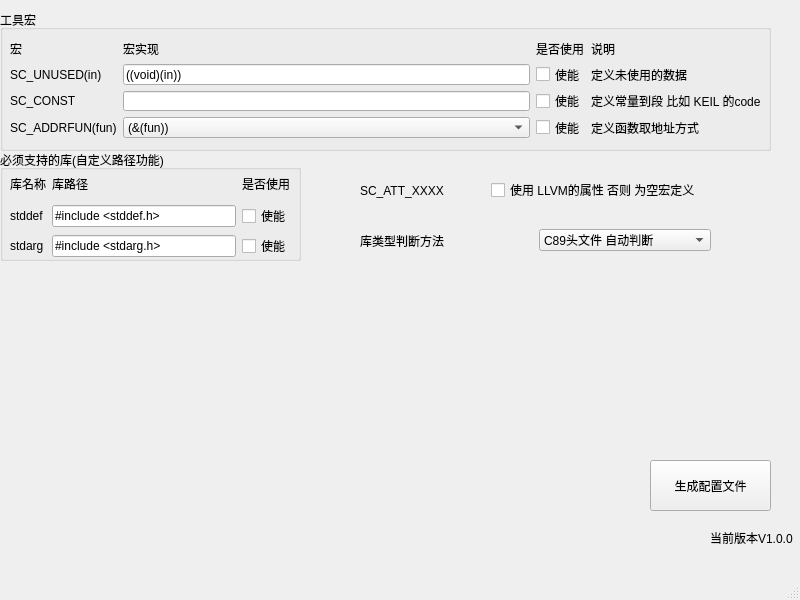
Old version of the form GUI/Typedef/maintypedef.ui in the repository FreeLin2024/Typedef.
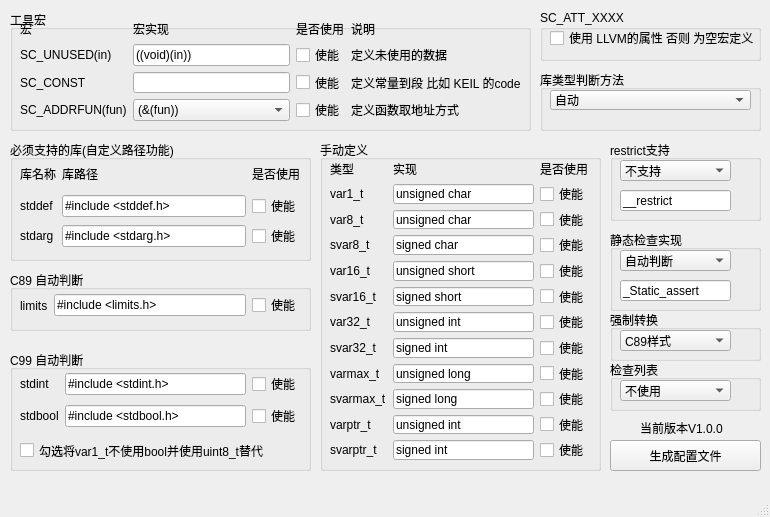
New version of the form.

```diff
--- a/GUI/Typedef/maintypedef.ui
+++ b/GUI/Typedef/maintypedef.ui
@@ -6,8 +6,8 @@
    <rect>
     <x>0</x>
     <y>0</y>
-    <width>800</width>
-    <height>600</height>
+    <width>770</width>
+    <height>517</height>
    </rect>
   </property>
   <property name="windowTitle">
@@ -17,8 +17,8 @@
    <widget class="QLabel" name="label">
     <property name="geometry">
      <rect>
-      <x>710</x>
-      <y>530</y>
+      <x>640</x>
+      <y>420</y>
       <width>91</width>
       <height>16</height>
      </rect>
@@ -30,10 +30,10 @@
    <widget class="QPushButton" name="pushButton">
     <property name="geometry">
      <rect>
-      <x>650</x>
-      <y>460</y>
-      <width>121</width>
-      <height>51</height>
+      <x>610</x>
+      <y>440</y>
+      <width>151</width>
+      <height>31</height>
      </rect>
     </property>
     <property name="text">
@@ -43,10 +43,10 @@
    <widget class="QGroupBox" name="groupBox_2">
     <property name="geometry">
      <rect>
-      <x>0</x>
-      <y>150</y>
+      <x>10</x>
+      <y>140</y>
       <width>301</width>
-      <height>111</height>
+      <height>121</height>
      </rect>
     </property>
     <property name="title">
@@ -131,10 +131,10 @@
    <widget class="QGroupBox" name="groupBox_3">
     <property name="geometry">
      <rect>
-      <x>0</x>
+      <x>10</x>
       <y>10</y>
-      <width>771</width>
-      <height>141</height>
+      <width>521</width>
+      <height>121</height>
      </rect>
     </property>
     <property name="title">
@@ -144,33 +144,12 @@
      <property name="geometry">
       <rect>
        <x>10</x>
-       <y>30</y>
-       <width>751</width>
-       <height>98</height>
+       <y>10</y>
+       <width>501</width>
+       <height>101</height>
       </rect>
      </property>
      <layout class="QGridLayout" name="gridLayout">
-      <item row="3" column="0">
-       <widget class="QLabel" name="label_5">
-        <property name="text">
-         <string>SC_ADDRFUN(fun)</string>
-        </property>
-       </widget>
-      </item>
-      <item row="3" column="1">
-       <widget class="QComboBox" name="comboBox">
-        <item>
-         <property name="text">
-          <string>(&amp;(fun))</string>
-         </property>
-        </item>
-        <item>
-         <property name="text">
-          <string>(fun)</string>
-         </property>
-        </item>
-       </widget>
-      </item>
       <item row="0" column="0">
        <widget class="QLabel" name="label_13">
         <property name="text">
@@ -178,10 +157,31 @@
         </property>
        </widget>
       </item>
-      <item row="2" column="1">
-       <widget class="QLineEdit" name="lineEdit_2">
+      <item row="3" column="3">
+       <widget class="QLabel" name="label_6">
         <property name="text">
-         <string/>
+         <string>定义函数取地址方式</string>
+        </property>
+       </widget>
+      </item>
+      <item row="3" column="2">
+       <widget class="QCheckBox" name="checkBox_7">
+        <property name="text">
+         <string>使能</string>
+        </property>
+       </widget>
+      </item>
+      <item row="2" column="0">
+       <widget class="QLabel" name="label_4">
+        <property name="text">
+         <string>SC_CONST</string>
+        </property>
+       </widget>
+      </item>
+      <item row="0" column="1">
+       <widget class="QLabel" name="label_14">
+        <property name="text">
+         <string>宏实现</string>
         </property>
        </widget>
       </item>
@@ -192,13 +192,6 @@
         </property>
        </widget>
       </item>
-      <item row="1" column="3">
-       <widget class="QLabel" name="label_3">
-        <property name="text">
-         <string>定义未使用的数据</string>
-        </property>
-       </widget>
-      </item>
       <item row="2" column="3">
        <widget class="QLabel" name="label_7">
         <property name="text">
@@ -206,32 +199,25 @@
         </property>
        </widget>
       </item>
-      <item row="1" column="0">
-       <widget class="QLabel" name="label_2">
+      <item row="3" column="0">
+       <widget class="QLabel" name="label_5">
         <property name="text">
-         <string>SC_UNUSED(in)</string>
+         <string>SC_ADDRFUN(fun)</string>
         </property>
        </widget>
       </item>
-      <item row="2" column="0">
-       <widget class="QLabel" name="label_4">
-        <property name="text">
-         <string>SC_CONST</string>
-        </property>
-       </widget>
-      </item>
-      <item row="3" column="2">
-       <widget class="QCheckBox" name="checkBox_7">
-        <property name="text">
-         <string>使能</string>
-        </property>
-       </widget>
-      </item>
-      <item row="3" column="3">
-       <widget class="QLabel" name="label_6">
-        <property name="text">
-         <string>定义函数取地址方式</string>
-        </property>
+      <item row="3" column="1">
+       <widget class="QComboBox" name="comboBox">
+        <item>
+         <property name="text">
+          <string>(&amp;(fun))</string>
+         </property>
+        </item>
+        <item>
+         <property name="text">
+          <string>(fun)</string>
+         </property>
+        </item>
        </widget>
       </item>
       <item row="1" column="1">
@@ -241,6 +227,13 @@
         </property>
        </widget>
       </item>
+      <item row="1" column="3">
+       <widget class="QLabel" name="label_3">
+        <property name="text">
+         <string>定义未使用的数据</string>
+        </property>
+       </widget>
+      </item>
       <item row="1" column="2">
        <widget class="QCheckBox" name="checkBox_2">
         <property name="text">
@@ -248,20 +241,6 @@
         </property>
        </widget>
       </item>
-      <item row="0" column="1">
-       <widget class="QLabel" name="label_14">
-        <property name="text">
-         <string>宏实现</string>
-        </property>
-       </widget>
-      </item>
-      <item row="0" column="2">
-       <widget class="QLabel" name="label_15">
-        <property name="text">
-         <string>是否使用</string>
-        </property>
-       </widget>
-      </item>
       <item row="0" column="3">
        <widget class="QLabel" name="label_16">
         <property name="text">
@@ -269,72 +248,679 @@
         </property>
        </widget>
       </item>
+      <item row="2" column="1">
+       <widget class="QLineEdit" name="lineEdit_2">
+        <property name="text">
+         <string/>
+        </property>
+       </widget>
+      </item>
+      <item row="0" column="2">
+       <widget class="QLabel" name="label_15">
+        <property name="text">
+         <string>是否使用</string>
+        </property>
+       </widget>
+      </item>
+      <item row="1" column="0">
+       <widget class="QLabel" name="label_2">
+        <property name="text">
+         <string>SC_UNUSED(in)</string>
+        </property>
+       </widget>
+      </item>
      </layout>
     </widget>
    </widget>
-   <widget class="QWidget" name="horizontalLayoutWidget">
+   <widget class="QGroupBox" name="groupBox">
     <property name="geometry">
      <rect>
-      <x>360</x>
-      <y>170</y>
-      <width>341</width>
-      <height>41</height>
+      <x>540</x>
+      <y>70</y>
+      <width>221</width>
+      <height>61</height>
      </rect>
     </property>
-    <layout class="QHBoxLayout" name="horizontalLayout">
+    <property name="title">
+     <string>库类型判断方法</string>
+    </property>
+    <widget class="QComboBox" name="comboBox_2">
+     <property name="geometry">
+      <rect>
+       <x>10</x>
+       <y>20</y>
+       <width>201</width>
+       <height>20</height>
+      </rect>
+     </property>
      <item>
-      <widget class="QLabel" name="label_8">
-       <property name="text">
-        <string>SC_ATT_XXXX</string>
-       </property>
-      </widget>
+      <property name="text">
+       <string>自动</string>
+      </property>
      </item>
      <item>
-      <widget class="QCheckBox" name="checkBox_5">
-       <property name="text">
-        <string>使用 LLVM的属性 否则 为空宏定义</string>
-       </property>
-      </widget>
+      <property name="text">
+       <string>C89头文件 手动定义 + 自动判断 </string>
+      </property>
      </item>
-    </layout>
+     <item>
+      <property name="text">
+       <string>C99头文件 自动判断</string>
+      </property>
+     </item>
+     <item>
+      <property name="text">
+       <string>数据类型    手动定义</string>
+      </property>
+     </item>
+    </widget>
    </widget>
-   <widget class="QWidget" name="horizontalLayoutWidget_2">
+   <widget class="QGroupBox" name="groupBox_4">
     <property name="geometry">
      <rect>
-      <x>360</x>
-      <y>220</y>
-      <width>351</width>
-      <height>41</height>
+      <x>540</x>
+      <y>10</y>
+      <width>221</width>
+      <height>51</height>
      </rect>
     </property>
-    <layout class="QHBoxLayout" name="horizontalLayout_2">
-     <item>
-      <widget class="QLabel" name="label_9">
-       <property name="text">
-        <string>库类型判断方法</string>
-       </property>
-      </widget>
-     </item>
-     <item>
-      <widget class="QComboBox" name="comboBox_2">
-       <item>
+    <property name="title">
+     <string>SC_ATT_XXXX</string>
+    </property>
+    <widget class="QCheckBox" name="checkBox_8">
+     <property name="geometry">
+      <rect>
+       <x>10</x>
+       <y>20</y>
+       <width>209</width>
+       <height>16</height>
+      </rect>
+     </property>
+     <property name="text">
+      <string>使用 LLVM的属性 否则 为空宏定义</string>
+     </property>
+    </widget>
+   </widget>
+   <widget class="QGroupBox" name="groupBox_5">
+    <property name="geometry">
+     <rect>
+      <x>10</x>
+      <y>270</y>
+      <width>301</width>
+      <height>61</height>
+     </rect>
+    </property>
+    <property name="title">
+     <string>C89 自动判断</string>
+    </property>
+    <widget class="QWidget" name="horizontalLayoutWidget">
+     <property name="geometry">
+      <rect>
+       <x>10</x>
+       <y>20</y>
+       <width>281</width>
+       <height>31</height>
+      </rect>
+     </property>
+     <layout class="QHBoxLayout" name="horizontalLayout">
+      <item>
+       <widget class="QLabel" name="label_11">
         <property name="text">
-         <string>C89头文件 自动判断 </string>
+         <string>limits</string>
         </property>
-       </item>
-       <item>
+       </widget>
+      </item>
+      <item>
+       <widget class="QLineEdit" name="lineEdit_5">
         <property name="text">
-         <string>C99头文件 自动判断</string>
+         <string>#include &lt;limits.h&gt;</string>
         </property>
-       </item>
-       <item>
+       </widget>
+      </item>
+      <item>
+       <widget class="QCheckBox" name="checkBox_5">
         <property name="text">
-         <string>数据类型    手动定义</string>
+         <string>使能</string>
         </property>
-       </item>
-      </widget>
+       </widget>
+      </item>
+     </layout>
+    </widget>
+   </widget>
+   <widget class="QGroupBox" name="groupBox_6">
+    <property name="geometry">
+     <rect>
+      <x>10</x>
+      <y>350</y>
+      <width>301</width>
+      <height>121</height>
+     </rect>
+    </property>
+    <property name="title">
+     <string>C99 自动判断</string>
+    </property>
+    <widget class="QWidget" name="gridLayoutWidget_3">
+     <property name="geometry">
+      <rect>
+       <x>10</x>
+       <y>20</y>
+       <width>281</width>
+       <height>61</height>
+      </rect>
+     </property>
+     <layout class="QGridLayout" name="gridLayout_3">
+      <item row="0" column="1">
+       <widget class="QLineEdit" name="lineEdit_6">
+        <property name="text">
+         <string>#include &lt;stdint.h&gt;</string>
+        </property>
+       </widget>
+      </item>
+      <item row="0" column="0">
+       <widget class="QLabel" name="label_20">
+        <property name="text">
+         <string>stdint</string>
+        </property>
+       </widget>
+      </item>
+      <item row="0" column="2">
+       <widget class="QCheckBox" name="checkBox_9">
+        <property name="text">
+         <string>使能</string>
+        </property>
+       </widget>
+      </item>
+      <item row="1" column="0">
+       <widget class="QLabel" name="label_21">
+        <property name="text">
+         <string>stdbool</string>
+        </property>
+       </widget>
+      </item>
+      <item row="1" column="1">
+       <widget class="QLineEdit" name="lineEdit_7">
+        <property name="text">
+         <string>#include &lt;stdbool.h&gt;</string>
+        </property>
+       </widget>
+      </item>
+      <item row="1" column="2">
+       <widget class="QCheckBox" name="checkBox_10">
+        <property name="text">
+         <string>使能</string>
+        </property>
+       </widget>
+      </item>
+     </layout>
+    </widget>
+    <widget class="QCheckBox" name="checkBox_11">
+     <property name="geometry">
+      <rect>
+       <x>10</x>
+       <y>90</y>
+       <width>271</width>
+       <height>21</height>
+      </rect>
+     </property>
+     <property name="text">
+      <string>勾选将var1_t不使用bool并使用uint8_t替代</string>
+     </property>
+    </widget>
+   </widget>
+   <widget class="QGroupBox" name="groupBox_7">
+    <property name="geometry">
+     <rect>
+      <x>320</x>
+      <y>140</y>
+      <width>281</width>
+      <height>331</height>
+     </rect>
+    </property>
+    <property name="title">
+     <string>手动定义</string>
+    </property>
+    <widget class="QWidget" name="gridLayoutWidget_4">
+     <property name="geometry">
+      <rect>
+       <x>10</x>
+       <y>20</y>
+       <width>259</width>
+       <height>300</height>
+      </rect>
+     </property>
+     <layout class="QGridLayout" name="gridLayout_4">
+      <item row="3" column="2">
+       <widget class="QCheckBox" name="checkBox_12">
+        <property name="text">
+         <string>使能</string>
+        </property>
+       </widget>
+      </item>
+      <item row="0" column="2">
+       <widget class="QLabel" name="label_28">
+        <property name="text">
+         <string>是否使用</string>
+        </property>
+       </widget>
+      </item>
+      <item row="7" column="1">
+       <widget class="QLineEdit" name="lineEdit_14">
+        <property name="text">
+         <string>signed int</string>
+        </property>
+       </widget>
+      </item>
+      <item row="1" column="0">
+       <widget class="QLabel" name="label_29">
+        <property name="text">
+         <string>var1_t</string>
+        </property>
+       </widget>
+      </item>
+      <item row="0" column="1">
+       <widget class="QLabel" name="label_23">
+        <property name="text">
+         <string>实现</string>
+        </property>
+       </widget>
+      </item>
+      <item row="9" column="2">
+       <widget class="QCheckBox" name="checkBox_20">
+        <property name="text">
+         <string>使能</string>
+        </property>
+       </widget>
+      </item>
+      <item row="5" column="1">
+       <widget class="QLineEdit" name="lineEdit_12">
+        <property name="text">
+         <string>signed short</string>
+        </property>
+       </widget>
+      </item>
+      <item row="10" column="1">
+       <widget class="QLineEdit" name="lineEdit_17">
+        <property name="text">
+         <string>unsigned int</string>
+        </property>
+       </widget>
+      </item>
+      <item row="6" column="1">
+       <widget class="QLineEdit" name="lineEdit_13">
+        <property name="text">
+         <string>unsigned int</string>
+        </property>
+       </widget>
+      </item>
+      <item row="8" column="1">
+       <widget class="QLineEdit" name="lineEdit_15">
+        <property name="text">
+         <string>unsigned long</string>
+        </property>
+       </widget>
+      </item>
+      <item row="2" column="2">
+       <widget class="QCheckBox" name="checkBox_13">
+        <property name="text">
+         <string>使能</string>
+        </property>
+       </widget>
+      </item>
+      <item row="11" column="0">
+       <widget class="QLabel" name="label_34">
+        <property name="text">
+         <string>svarptr_t</string>
+        </property>
+       </widget>
+      </item>
+      <item row="4" column="1">
+       <widget class="QLineEdit" name="lineEdit_11">
+        <property name="text">
+         <string>unsigned short</string>
+        </property>
+       </widget>
+      </item>
+      <item row="11" column="2">
+       <widget class="QCheckBox" name="checkBox_22">
+        <property name="text">
+         <string>使能</string>
+        </property>
+       </widget>
+      </item>
+      <item row="4" column="2">
+       <widget class="QCheckBox" name="checkBox_15">
+        <property name="text">
+         <string>使能</string>
+        </property>
+       </widget>
+      </item>
+      <item row="3" column="1">
+       <widget class="QLineEdit" name="lineEdit_10">
+        <property name="text">
+         <string>signed char</string>
+        </property>
+       </widget>
+      </item>
+      <item row="8" column="2">
+       <widget class="QCheckBox" name="checkBox_19">
+        <property name="text">
+         <string>使能</string>
+        </property>
+       </widget>
+      </item>
+      <item row="10" column="2">
+       <widget class="QCheckBox" name="checkBox_21">
+        <property name="text">
+         <string>使能</string>
+        </property>
+       </widget>
+      </item>
+      <item row="2" column="0">
+       <widget class="QLabel" name="label_9">
+        <property name="text">
+         <string>var8_t</string>
+        </property>
+       </widget>
+      </item>
+      <item row="0" column="0">
+       <widget class="QLabel" name="label_22">
+        <property name="text">
+         <string>类型</string>
+        </property>
+       </widget>
+      </item>
+      <item row="1" column="1">
+       <widget class="QLineEdit" name="lineEdit_8">
+        <property name="text">
+         <string>unsigned char</string>
+        </property>
+       </widget>
+      </item>
+      <item row="1" column="2">
+       <widget class="QCheckBox" name="checkBox_14">
+        <property name="text">
+         <string>使能</string>
+        </property>
+       </widget>
+      </item>
+      <item row="11" column="1">
+       <widget class="QLineEdit" name="lineEdit_18">
+        <property name="text">
+         <string>signed int</string>
+        </property>
+       </widget>
+      </item>
+      <item row="5" column="2">
+       <widget class="QCheckBox" name="checkBox_16">
+        <property name="text">
+         <string>使能</string>
+        </property>
+       </widget>
+      </item>
+      <item row="7" column="2">
+       <widget class="QCheckBox" name="checkBox_18">
+        <property name="text">
+         <string>使能</string>
+        </property>
+       </widget>
+      </item>
+      <item row="9" column="1">
+       <widget class="QLineEdit" name="lineEdit_16">
+        <property name="text">
+         <string>signed long</string>
+        </property>
+       </widget>
+      </item>
+      <item row="2" column="1">
+       <widget class="QLineEdit" name="lineEdit_9">
+        <property name="text">
+         <string>unsigned char</string>
+        </property>
+       </widget>
+      </item>
+      <item row="6" column="2">
+       <widget class="QCheckBox" name="checkBox_17">
+        <property name="text">
+         <string>使能</string>
+        </property>
+       </widget>
+      </item>
+      <item row="10" column="0">
+       <widget class="QLabel" name="label_32">
+        <property name="text">
+         <string>varptr_t</string>
+        </property>
+       </widget>
+      </item>
+      <item row="9" column="0">
+       <widget class="QLabel" name="label_37">
+        <property name="text">
+         <string>svarmax_t</string>
+        </property>
+       </widget>
+      </item>
+      <item row="8" column="0">
+       <widget class="QLabel" name="label_31">
+        <property name="text">
+         <string>varmax_t</string>
+        </property>
+       </widget>
+      </item>
+      <item row="7" column="0">
+       <widget class="QLabel" name="label_26">
+        <property name="text">
+         <string>svar32_t</string>
+        </property>
+       </widget>
+      </item>
+      <item row="6" column="0">
+       <widget class="QLabel" name="label_30">
+        <property name="text">
+         <string>var32_t</string>
+        </property>
+       </widget>
+      </item>
+      <item row="5" column="0">
+       <widget class="QLabel" name="label_36">
+        <property name="text">
+         <string>svar16_t</string>
+        </property>
+       </widget>
+      </item>
+      <item row="4" column="0">
+       <widget class="QLabel" name="label_25">
+        <property name="text">
+         <string>var16_t</string>
+        </property>
+       </widget>
+      </item>
+      <item row="3" column="0">
+       <widget class="QLabel" name="label_33">
+        <property name="text">
+         <string>svar8_t</string>
+        </property>
+       </widget>
+      </item>
+     </layout>
+    </widget>
+   </widget>
+   <widget class="QGroupBox" name="groupBox_8">
+    <property name="geometry">
+     <rect>
+      <x>610</x>
+      <y>140</y>
+      <width>151</width>
+      <height>81</height>
+     </rect>
+    </property>
+    <property name="title">
+     <string>restrict支持</string>
+    </property>
+    <widget class="QComboBox" name="comboBox_3">
+     <property name="geometry">
+      <rect>
+       <x>10</x>
+       <y>20</y>
+       <width>111</width>
+       <height>21</height>
+      </rect>
+     </property>
+     <item>
+      <property name="text">
+       <string>不支持</string>
+      </property>
      </item>
-    </layout>
+     <item>
+      <property name="text">
+       <string>支持</string>
+      </property>
+     </item>
+     <item>
+      <property name="text">
+       <string>自定义</string>
+      </property>
+     </item>
+    </widget>
+    <widget class="QLineEdit" name="lineEdit_19">
+     <property name="geometry">
+      <rect>
+       <x>10</x>
+       <y>50</y>
+       <width>111</width>
+       <height>21</height>
+      </rect>
+     </property>
+     <property name="text">
+      <string>__restrict</string>
+     </property>
+    </widget>
+   </widget>
+   <widget class="QGroupBox" name="groupBox_9">
+    <property name="geometry">
+     <rect>
+      <x>610</x>
+      <y>310</y>
+      <width>151</width>
+      <height>51</height>
+     </rect>
+    </property>
+    <property name="title">
+     <string>强制转换</string>
+    </property>
+    <widget class="QComboBox" name="comboBox_4">
+     <property name="geometry">
+      <rect>
+       <x>10</x>
+       <y>20</y>
+       <width>111</width>
+       <height>21</height>
+      </rect>
+     </property>
+     <item>
+      <property name="text">
+       <string>C89样式</string>
+      </property>
+     </item>
+     <item>
+      <property name="text">
+       <string>C++样式</string>
+      </property>
+     </item>
+    </widget>
+   </widget>
+   <widget class="QGroupBox" name="groupBox_10">
+    <property name="geometry">
+     <rect>
+      <x>610</x>
+      <y>230</y>
+      <width>151</width>
+      <height>81</height>
+     </rect>
+    </property>
+    <property name="title">
+     <string>静态检查实现</string>
+    </property>
+    <widget class="QComboBox" name="comboBox_5">
+     <property name="geometry">
+      <rect>
+       <x>10</x>
+       <y>20</y>
+       <width>111</width>
+       <height>21</height>
+      </rect>
+     </property>
+     <item>
+      <property name="text">
+       <string>自动判断</string>
+      </property>
+     </item>
+     <item>
+      <property name="text">
+       <string>兼容模式</string>
+      </property>
+     </item>
+     <item>
+      <property name="text">
+       <string>LINE模式</string>
+      </property>
+     </item>
+     <item>
+      <property name="text">
+       <string>C11模式</string>
+      </property>
+     </item>
+     <item>
+      <property name="text">
+       <string>自定义</string>
+      </property>
+     </item>
+    </widget>
+    <widget class="QLineEdit" name="lineEdit_20">
+     <property name="geometry">
+      <rect>
+       <x>10</x>
+       <y>50</y>
+       <width>111</width>
+       <height>21</height>
+      </rect>
+     </property>
+     <property name="text">
+      <string>_Static_assert</string>
+     </property>
+    </widget>
+   </widget>
+   <widget class="QGroupBox" name="groupBox_11">
+    <property name="geometry">
+     <rect>
+      <x>610</x>
+      <y>360</y>
+      <width>151</width>
+      <height>51</height>
+     </rect>
+    </property>
+    <property name="title">
+     <string>检查列表</string>
+    </property>
+    <widget class="QComboBox" name="comboBox_6">
+     <property name="geometry">
+      <rect>
+       <x>10</x>
+       <y>20</y>
+       <width>111</width>
+       <height>21</height>
+      </rect>
+     </property>
+     <item>
+      <property name="text">
+       <string>不使用</string>
+      </property>
+     </item>
+     <item>
+      <property name="text">
+       <string>使用</string>
+      </property>
+     </item>
+    </widget>
    </widget>
   </widget>
   <widget class="QMenuBar" name="menubar">
@@ -342,8 +928,8 @@
     <rect>
      <x>0</x>
      <y>0</y>
-     <width>800</width>
-     <height>22</height>
+     <width>770</width>
+     <height>23</height>
     </rect>
    </property>
   </widget>
```
